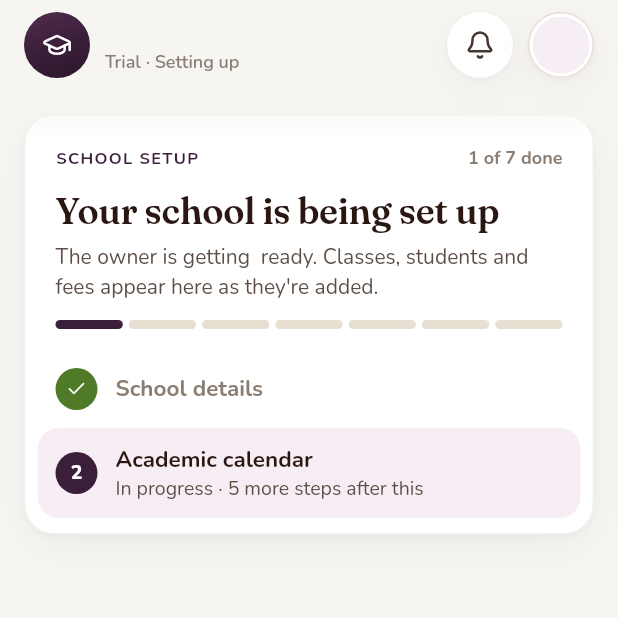
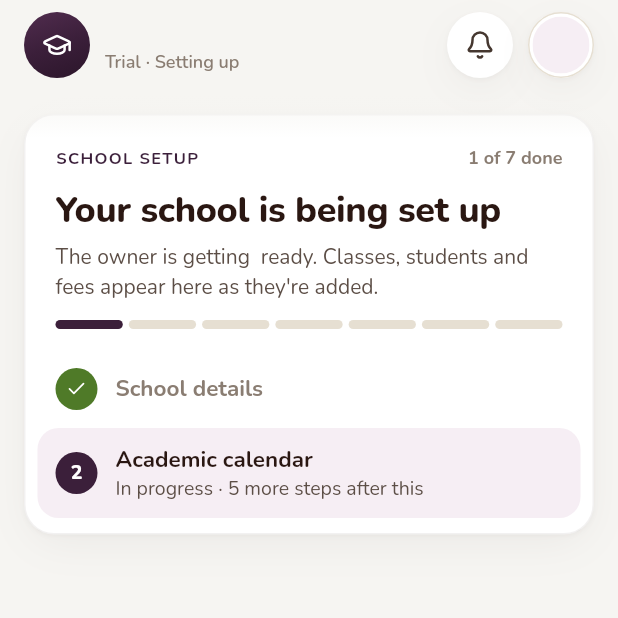
Before and after one commit to Abdulganiy-dev/hamrash-admin, a Flutter app: the HomeScreen screen opened directly with empty values, on a phone screen of 412 x 824 dp, the top half of it. Run offline on Flutter 3.47's test engine with Material 3 defaults, Android fonts, the phone set to English and light mode, and no system bars; our stand-ins replace cached_network_image, device_info_plus, dio, flutter_cache_manager, flutter_secure_storage, flutter_svg and 9 more; missing offline and left inert: clerk_auth, clerk_flutter, flutter_web_auth_2, haptic_feedback, motor, stupid_simple_sheet; accounts and stored records are empty.

Commit message:
feat: Remove Fraunces font and update typography styles to use Nunito for consistency

```diff
--- a/lib/core/bottomSheets/app_confirm_sheet.dart
+++ b/lib/core/bottomSheets/app_confirm_sheet.dart
@@ -164,7 +164,7 @@ class _AppConfirmSheetState extends State<AppConfirmSheet> {
             ],
             AppText(
               widget.title,
-              style: AppTypography.serif(
+              style: AppTypography.heading(
                 22,
                 lineHeight: 28,
               ).copyWith(letterSpacing: -0.22, color: LightColors.textStrong),
--- a/lib/core/bottomSheets/app_result_sheet.dart
+++ b/lib/core/bottomSheets/app_result_sheet.dart
@@ -184,7 +184,7 @@ class _AppResultSheetState extends State<AppResultSheet> {
             AppText(
               widget.title!,
               textAlign: TextAlign.center,
-              style: AppTypography.serif(
+              style: AppTypography.heading(
                 22,
                 lineHeight: 28,
               ).copyWith(letterSpacing: -0.22, color: LightColors.textStrong),
--- a/lib/core/constants/app_typography.dart
+++ b/lib/core/constants/app_typography.dart
@@ -6,15 +6,12 @@ import 'package:flutter/material.dart';
 /// Styles here carry no color — [AppTypography.textTheme] adds the colors
 /// for light/dark, and [AppTextVariant] picks a style from the theme.
 ///
-/// Two families, one rule: Fraunces (serif) for display and H1–H4 — screen,
-/// sheet and dialog titles and big numbers; Nunito for everything else —
-/// titles, list names, body, buttons, labels. Section headers above cards
-/// are [title], not a heading.
+/// One family: Nunito. Display and H1–H2 — screen, sheet and dialog titles
+/// and big numbers — are ExtraBold; H3–H4 are Bold; everything else —
+/// titles, list names, body, buttons, labels — uses the lighter weights.
+/// Section headers above cards are [title], not a heading.
 class AppTypography {
   static const String fontFamily = 'Nunito';
-
-  /// Bundled as a variable font; [_serif] pins its weight and optical size.
-  static const String serifFontFamily = 'Fraunces';
 
   static TextStyle _style(
     double size,
@@ -31,36 +28,29 @@ class AppTypography {
     );
   }
 
-  /// Fraunces SemiBold. The weight and optical-size axes are set explicitly
-  /// so the variable font renders like the Paper specimens.
-  static TextStyle _serif(
+  /// Heading weight for a size: ExtraBold from 24 up, Bold below.
+  static TextStyle _heading(
     double size,
     double lineHeight, {
     double letterSpacing = 0,
-  }) {
-    return TextStyle(
-      fontFamily: serifFontFamily,
-      fontSize: size,
-      height: lineHeight / size,
-      fontWeight: FontWeight.w600,
-      fontVariations: [
-        const FontVariation.weight(600),
-        FontVariation.opticalSize(size),
-      ],
-      letterSpacing: letterSpacing,
-    );
-  }
+  }) => _style(
+    size,
+    lineHeight,
+    size >= 24 ? FontWeight.w800 : FontWeight.w700,
+    letterSpacing: letterSpacing,
+  );
 
-  /// Fraunces at any size, for one-off big numbers (e.g. a stat value).
-  static TextStyle serif(double size, {double? lineHeight}) =>
-      _serif(size, lineHeight ?? (size * 1.25).roundToDouble());
+  /// A heading at any size, for one-off titles and big numbers (e.g. a stat
+  /// value).
+  static TextStyle heading(double size, {double? lineHeight}) =>
+      _heading(size, lineHeight ?? (size * 1.25).roundToDouble());
 
-  // Headings — Fraunces 600, tighter tracking on the large sizes.
-  static final display = _serif(40, 48, letterSpacing: -0.8);
-  static final h1 = _serif(32, 40, letterSpacing: -0.64);
-  static final h2 = _serif(24, 32, letterSpacing: -0.24);
-  static final h3 = _serif(20, 28);
-  static final h4 = _serif(18, 26);
+  // Headings — tighter tracking on the large sizes.
+  static final display = _heading(40, 48, letterSpacing: -0.8);
+  static final h1 = _heading(32, 40, letterSpacing: -0.64);
+  static final h2 = _heading(24, 32, letterSpacing: -0.24);
+  static final h3 = _heading(20, 28);
+  static final h4 = _heading(18, 26);
 
   // Titles — Nunito, for list names and section headers above cards.
   static final title = _style(16, 24, FontWeight.w700);
@@ -86,7 +76,7 @@ class AppTypography {
     return TextTheme(
       displayLarge: display.copyWith(color: strong),
       displayMedium: h1.copyWith(color: strong),
-      displaySmall: _serif(
+      displaySmall: _heading(
         28,
         36,
         letterSpacing: -0.42,
--- a/lib/views/home/home_screen.dart
+++ b/lib/views/home/home_screen.dart
@@ -104,7 +104,7 @@ class _Header extends StatelessWidget {
                 model.school.name,
                 maxLines: 2,
                 overflow: TextOverflow.ellipsis,
-                style: AppTypography.serif(
+                style: AppTypography.heading(
                   16,
                   lineHeight: 22,
                 ).copyWith(letterSpacing: -0.16, color: AppPalette.stone900),
@@ -227,7 +227,7 @@ class _SetupCard extends StatelessWidget {
                       : manage
                       ? 'Get ${model.school.name} ready'
                       : 'Your school is being set up',
-                  style: AppTypography.serif(
+                  style: AppTypography.heading(
                     24,
                     lineHeight: 30,
                   ).copyWith(letterSpacing: -0.24, color: AppPalette.stone900),
--- a/pubspec.yaml
+++ b/pubspec.yaml
@@ -178,9 +178,3 @@ flutter:
         - asset: assets/fonts/Nunito-BlackItalic.ttf
           weight: 900
           style: italic
-    # Headings (display, H1–H4). Variable font: AppTypography pins the
-    # weight and optical-size axes.
-    - family: Fraunces
-      fonts:
-        - asset: assets/fonts/Fraunces-Variable.ttf
-          weight: 600
```
Also changed, not shown: assets/fonts/Fraunces-OFL.txt (deleted, +0 -93 lines), lib/core/bottomSheets/app_time_picker_sheet.dart (+12 -16 lines), assets/fonts/Fraunces-Variable.ttf (deleted).
